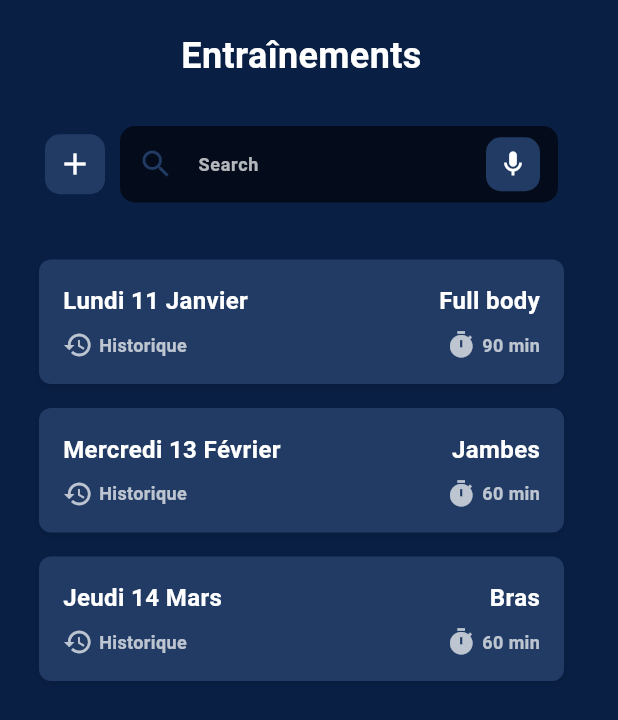
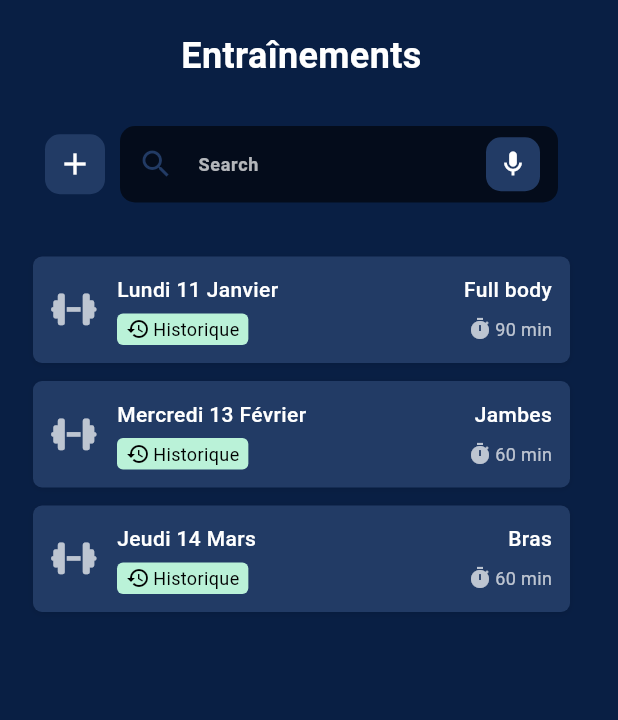
Before and after one commit to thomas26215/Application-mobile-musculation, a Flutter app: the SportsListPage screen opened directly, on a phone screen of 412 x 824 dp. Shown: the top 720 px of the screen. Run offline on Flutter 3.47's test engine with Material 3 defaults, Android fonts, the phone set to English and light mode, and no system bars; our stand-ins replace font_awesome_flutter, unicons.

Commit message:
Liste des entraînements : Réduction des différents éléments et ajout d'une icône d'informations

```diff
--- a/lib/pages/trainings/list/widgets/trainings.dart
+++ b/lib/pages/trainings/list/widgets/trainings.dart
@@ -2,6 +2,7 @@ import 'package:flutter/material.dart';
 import 'package:muscu/styles/text_styles.dart';
 import 'package:unicons/unicons.dart';
 import 'package:muscu/pages/trainings/list/widgets/search.dart';
+import 'package:font_awesome_flutter/font_awesome_flutter.dart';
 
 class TrainingsWidget extends StatefulWidget {
   const TrainingsWidget({Key? key}) : super(key: key);
@@ -47,50 +48,65 @@ class _TrainingsWidgetState extends State<TrainingsWidget> {
             itemBuilder: (context, index) {
               final training = filteredTrainings[index];
               return Padding(
-                padding: const EdgeInsets.symmetric(vertical: 8, horizontal: 16),
+                padding: const EdgeInsets.symmetric(vertical: 6, horizontal: 12),
                 child: Container(
                   decoration: BoxDecoration(
                     color: Theme.of(context).colorScheme.primary,
-                    borderRadius: BorderRadius.circular(8),
+                    borderRadius: BorderRadius.circular(6),
                     boxShadow: [
                       BoxShadow(
                         color: Colors.black.withOpacity(0.1),
-                        blurRadius: 4,
-                        offset: Offset(0, 2),
+                        blurRadius: 3,
+                        offset: Offset(0, 1),
                       ),
                     ],
                   ),
                   child: Padding(
-                    padding: const EdgeInsets.all(16),
+                    padding: const EdgeInsets.all(12),
+                    child: Row(
+                      children: [
+                        Icon(FontAwesomeIcons.dumbbell, size: 24, color: Colors.white70),
+                        SizedBox(width: 20),
+                        Expanded(
                           child: Column(
                             crossAxisAlignment: CrossAxisAlignment.start,
                             children: [
                               Row(
                                 mainAxisAlignment: MainAxisAlignment.spaceBetween,
                                 children: [
-                            Text(training["date"], style: AppTextStyles.titleMedium),
-                            Text(training["type"], style: AppTextStyles.titleMedium),
+                                  Text(training["date"], style: TextStyle(fontSize: 14, fontWeight: FontWeight.w500, color: Colors.white)),
+                                  Text(training["type"], style: TextStyle(fontSize: 14, fontWeight: FontWeight.w500, color: Colors.white)),
                                 ],
                               ),
-                        const SizedBox(height: 8),
+                              const SizedBox(height: 6),
                               Row(
                                 mainAxisAlignment: MainAxisAlignment.spaceBetween,
                                 children: [
-                            Row(
+                                  Container(
+                                    padding: const EdgeInsets.symmetric(horizontal: 6, vertical: 2),
+                                    decoration: BoxDecoration(
+                                      color: Theme.of(context).colorScheme.secondary,
+                                      borderRadius: BorderRadius.circular(4),
+                                    ),
+                                    child: Row(
                                       children: [
-                                Icon(Icons.history, color: Colors.white70, size: 20),
-                                const SizedBox(width: 4),
-                                Text("Historique", style: AppTextStyles.bodySmall),
+                                        Icon(Icons.history, color: Colors.black, size: 16),
+                                        const SizedBox(width: 2),
+                                        Text("Historique", style: TextStyle(fontSize: 12, color: Colors.black)),
                                       ],
+                                    ),
                                   ),
                                   Row(
                                     children: [
-                                Icon(Icons.timer, color: Colors.white70, size: 20),
-                                const SizedBox(width: 4),
-                                Text("${training["duration"]} min", style: AppTextStyles.bodySmall),
+                                      Icon(Icons.timer, color: Colors.white70, size: 16),
+                                      const SizedBox(width: 2),
+                                      Text("${training["duration"]} min", style: TextStyle(fontSize: 12, color: Colors.white70)),
                                     ],
                                   ),
                                 ],
+                              ),
+                            ],
+                          ),
                         ),
                       ],
                     ),
--- a/pubspec.yaml
+++ b/pubspec.yaml
@@ -35,6 +35,7 @@ dependencies:
   # The following adds the Cupertino Icons font to your application.
   # Use with the CupertinoIcons class for iOS style icons.
   cupertino_icons: ^1.0.8
+  font_awesome_flutter: ^10.8.0
 
 dev_dependencies:
   flutter_test:
```
Also changed, not shown: pubspec.lock. Lines whose indentation alone changed are shown as unchanged.
